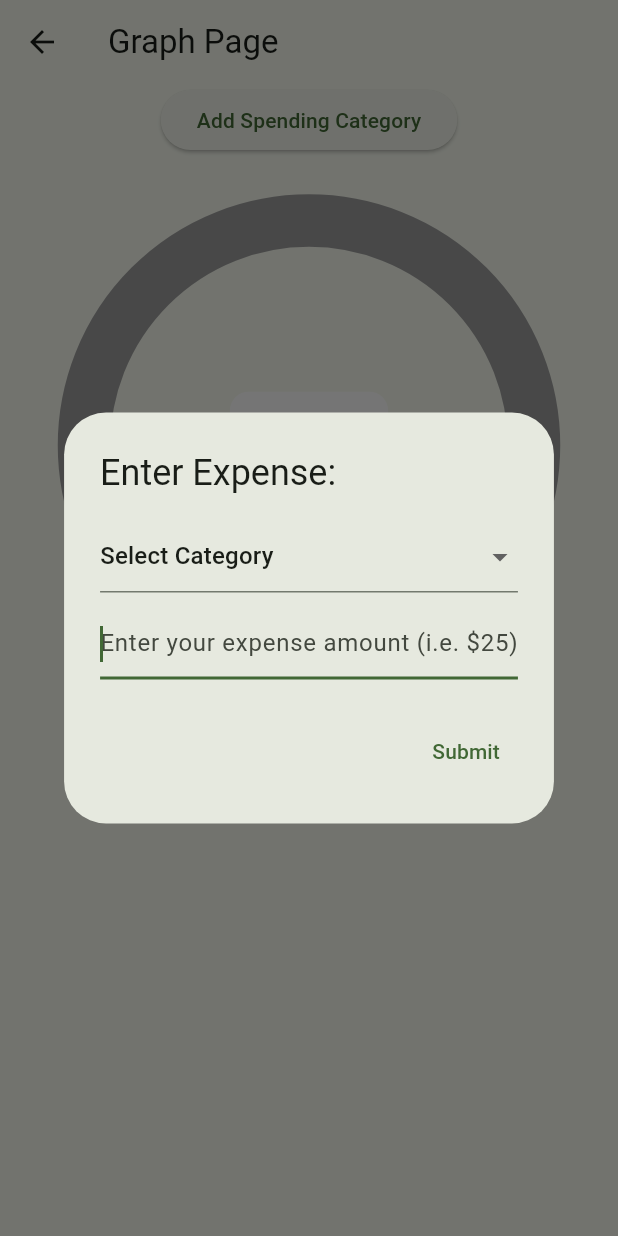
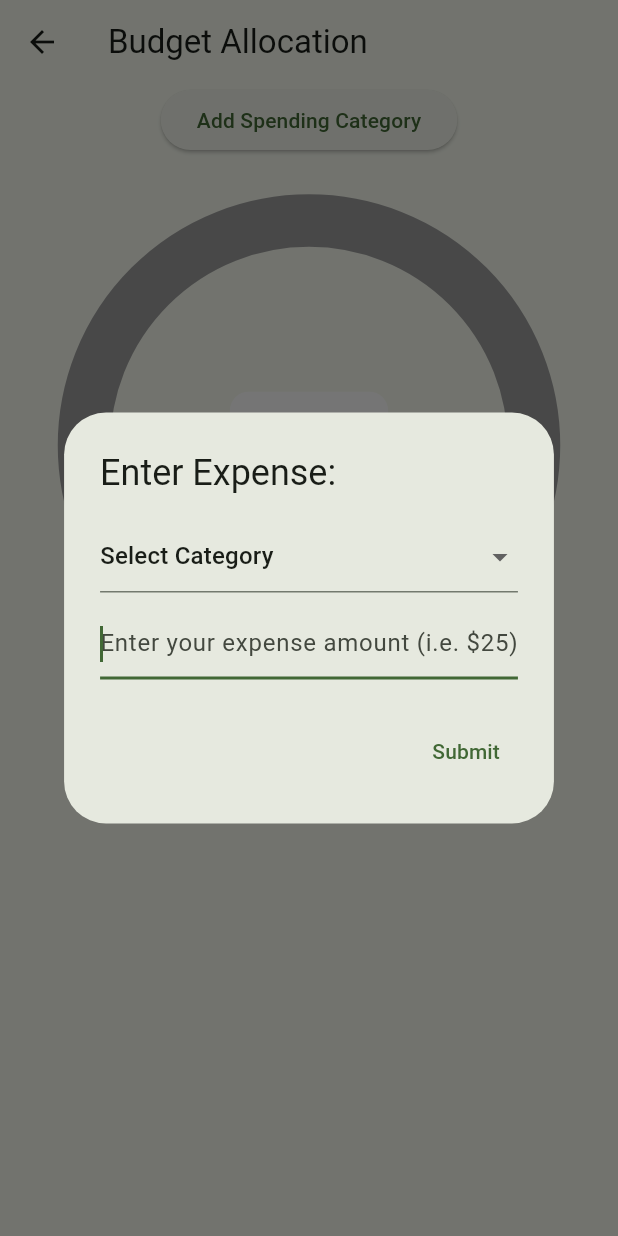
Before and after one commit to wcturnbull/FinanceFriend, a Flutter app: the GraphPage screen opened directly, after a tap on "Add Spending Category", on a phone screen of 412 x 824 dp. Run offline on Flutter 3.47's test engine with Material 2 defaults, Android fonts, the phone set to English and light mode, and no system bars; drawn by our look-alikes of pie_chart; our stand-ins replace flutter_form_builder; missing offline and left inert: dart:html.

Commit message:
color change and started working on custom categories
Color change and

```diff
--- a/lib/graph_page.dart
+++ b/lib/graph_page.dart
@@ -41,22 +41,37 @@ class _GraphPageState extends State<GraphPage> {
       Color(int.parse("#248712".substring(1, 7), radix: 16) + 0xFF0000000);
 
   final colorList = <Color>[
+    Color(int.parse("#124309".substring(1, 7), radix: 16) + 0xFF0000000),
+    Color(int.parse("#15510a".substring(1, 7), radix: 16) + 0xFF0000000),
+    Color(int.parse("#1c6c0e".substring(1, 7), radix: 16) + 0xFF0000000),
     Color(int.parse("#248712".substring(1, 7), radix: 16) + 0xFF0000000),
-    Color(int.parse("#33921C".substring(1, 7), radix: 16) + 0xFF0000000),
-    Color(int.parse("#439D27".substring(1, 7), radix: 16) + 0xFF0000000),
-    Color(int.parse("#54A931".substring(1, 7), radix: 16) + 0xFF0000000),
-    Color(int.parse("#66B53B".substring(1, 7), radix: 16) + 0xFF0000000),
-    Color(int.parse("#79C046".substring(1, 7), radix: 16) + 0xFF0000000),
-    Color(int.parse("#8CDB50".substring(1, 7), radix: 16) + 0xFF0000000),
-    Color(int.parse("#A0E75A".substring(1, 7), radix: 16) + 0xFF0000000),
+    Color(int.parse("#4f9f41".substring(1, 7), radix: 16) + 0xFF0000000),
+    Color(int.parse("#7bb770".substring(1, 7), radix: 16) + 0xFF0000000),
+    Color(int.parse("#a7cfa0".substring(1, 7), radix: 16) + 0xFF0000000),
+    Color(int.parse("#d3e7cf".substring(1, 7), radix: 16) + 0xFF0000000),
   ];
+
+  List<String> dropdownItems = [
+    "Select Category",
+    "Housing",
+    "Utilities",
+    "Food",
+    "Transportation",
+    "Entertainment",
+    "Investments",
+    "Debt Payments",
+    "Other",
+  ];
+
+  TextEditingController customCategoryController = TextEditingController();
+  bool isOtherSelected = false;
 
   @override
   Widget build(BuildContext context) {
     return Scaffold(
       key: scaffoldKey,
       appBar: AppBar(
-        title: const Text('Graph Page'),
+        title: const Text('Budget Allocation'),
       ),
       body: Column(
         children: <Widget>[
@@ -68,9 +83,13 @@ class _GraphPageState extends State<GraphPage> {
                   if (resp == null || resp.isEmpty) return;
                   print(resp);
                   setState(() {
+                    if (!dropdownItems.contains(actualCategory)) {
+                      // Add the custom category to the dropdown items
+                      dropdownItems.insert(
+                          dropdownItems.length - 1, actualCategory);
+                    }
                     budgetMap.addAll({actualCategory: double.parse(resp)});
-                    values_added =
-                        true; // Set values_added to true when anything is added
+                    values_added = true;
                   });
                   print(budgetMap);
                 },
@@ -79,46 +98,11 @@ class _GraphPageState extends State<GraphPage> {
             },
           ),
           SizedBox(height: 35),
-          PieChart(
-            key: UniqueKey(), // Add a unique key to the PieChart widget
-            dataMap: budgetMap,
-            animationDuration: const Duration(milliseconds: 800),
-            chartLegendSpacing: 80,
-            chartRadius: 300,
-            initialAngleInDegree: 0,
-            chartType: ChartType.ring,
-            ringStrokeWidth: 35,
-            centerText: "\$" + getTotalBudget(budgetMap).toString(),
-            centerTextStyle: TextStyle(
+          BudgetPieChart(
+            budgetMap: budgetMap,
+            valuesAdded: values_added,
+            colorList: colorList,
             color: color,
-              fontWeight: FontWeight.bold,
-              fontSize: 40,
-              background: Paint()
-                ..strokeWidth = 25.0
-                ..color = Colors.white
-                ..style = PaintingStyle.stroke
-                ..strokeJoin = StrokeJoin.round,
-            ),
-            chartValuesOptions: ChartValuesOptions(
-              showChartValueBackground: false,
-              showChartValues:
-                  values_added, // Show values when anything is added
-              showChartValuesInPercentage: true,
-              decimalPlaces: 0,
-            ),
-            legendOptions: values_added
-                ? LegendOptions(
-                    showLegends: true,
-                    legendPosition: LegendPosition.right,
-                    legendTextStyle: TextStyle(
-                      fontWeight: FontWeight.bold,
-                      fontSize: 14,
-                    ),
-                  )
-                : LegendOptions(
-                    showLegends: false), // Hide legends when nothing is added
-            baseChartColor: Colors.white,
-            colorList: colorList,
           ),
           SizedBox(height: 35),
           Builder(
@@ -138,6 +122,8 @@ class _GraphPageState extends State<GraphPage> {
   Future<String?> openAddToBudget() => showDialog<String>(
         context: scaffoldKey.currentContext!,
         builder: (context) {
+          return StatefulBuilder(
+            builder: (context, setState) {
               return AlertDialog(
                 title: const Text("Enter Expense:"),
                 content: Column(
@@ -145,16 +131,7 @@ class _GraphPageState extends State<GraphPage> {
                   children: [
                     DropdownButtonFormField<String>(
                       value: selectedCategory,
-                  items: [
-                    "Select Category",
-                    "Housing",
-                    "Utilities",
-                    "Food",
-                    "Transportation",
-                    "Entertainment",
-                    "Investments",
-                    "Debt Payments"
-                  ].map((String value) {
+                      items: dropdownItems.map((String value) {
                         return DropdownMenuItem<String>(
                           value: value,
                           child: Text(value),
@@ -164,9 +141,19 @@ class _GraphPageState extends State<GraphPage> {
                         setState(() {
                           selectedCategory = newValue!;
                           isFormValid =
-                          newValue != "Select Category"; // Update form validity
+                              newValue != "Select Category" && !isOtherSelected;
+                          // Check if "Other" is selected
+                          isOtherSelected = newValue == "Other";
                         });
                       },
+                    ),
+                    // Show a text field if "Other" is selected
+                    if (isOtherSelected)
+                      TextField(
+                        controller: customCategoryController,
+                        decoration: InputDecoration(
+                          hintText: 'Enter a custom category',
+                        ),
                       ),
                     SizedBox(height: 10), // Add some spacing
                     TextField(
@@ -179,8 +166,22 @@ class _GraphPageState extends State<GraphPage> {
                   ],
                 ),
                 actions: [
-              TextButton(onPressed: submit, child: const Text("Submit"))
+                  TextButton(
+                    onPressed: () {
+                      submit();
+                      // Update values_added when a custom category is added
+                      // if (isOtherSelected) {
+                      setState(() {
+                        values_added = true;
+                      });
+                      // }
+                      Navigator.of(context).pop(); // Close the dialog
+                    },
+                    child: const Text("Submit"),
+                  ),
                 ],
+              );
+            },
           );
         },
       );
@@ -196,20 +197,26 @@ class _GraphPageState extends State<GraphPage> {
 
   void submit() {
     actualCategory = selectedCategory;
-    if (selectedCategory != "Select Category") {
-      budgetMap.addAll({selectedCategory: double.parse(controller.text)});
-      values_added = true; // Set values_added to true when anything is added
-      Navigator.of(context).pop(controller.text);
+    if (isOtherSelected) {
+      // Use the custom category name if "Other" is selected
+      actualCategory = customCategoryController.text;
+    }
+    if (actualCategory != "Select Category") {
+      setState(() {
+        budgetMap[actualCategory] = double.parse(controller.text);
+      });
       selectedCategory = "Select Category";
     }
     controller.clear();
+    customCategoryController.clear(); // Clear the custom category input
   }
 
   double getTotalBudget(Map<String, double> budgetMap) {
-    return budgetMap.values.fold(0,
-        (double previousValue, double currentValue) {
+    double total = budgetMap.values.fold(0, (previousValue, currentValue) {
       return previousValue + currentValue;
     });
+
+    return double.parse(total.toStringAsFixed(2));
   }
 }
 
@@ -274,3 +281,70 @@ class BudgetTable extends StatelessWidget {
     );
   }
 }
+
+class BudgetPieChart extends StatelessWidget {
+  final Map<String, double> budgetMap;
+  final bool valuesAdded;
+  final List<Color> colorList;
+  final Color color;
+
+  BudgetPieChart({
+    required this.budgetMap,
+    required this.valuesAdded,
+    required this.colorList,
+    required this.color,
+  });
+
+  @override
+  Widget build(BuildContext context) {
+    return PieChart(
+      key: UniqueKey(),
+      dataMap: budgetMap,
+      animationDuration: const Duration(milliseconds: 800),
+      chartLegendSpacing: 80,
+      chartRadius: 300,
+      initialAngleInDegree: 0,
+      chartType: ChartType.ring,
+      ringStrokeWidth: 35,
+      centerText: "\$" + getTotalBudget(budgetMap).toString(),
+      centerTextStyle: TextStyle(
+        color: color,
+        fontWeight: FontWeight.bold,
+        fontSize: 40,
+        background: Paint()
+          ..strokeWidth = 25.0
+          ..color = Colors.white
+          ..style = PaintingStyle.stroke
+          ..strokeJoin = StrokeJoin.round,
+      ),
+      chartValuesOptions: ChartValuesOptions(
+        showChartValueBackground: false,
+        showChartValues: valuesAdded,
+        showChartValuesInPercentage: true,
+        decimalPlaces: 0,
+      ),
+      legendOptions: valuesAdded
+          ? LegendOptions(
+              showLegends: true,
+              legendPosition: LegendPosition.right,
+              legendTextStyle: TextStyle(
+                fontWeight: FontWeight.bold,
+                fontSize: 14,
+              ),
+            )
+          : LegendOptions(
+              showLegends: false,
+            ),
+      baseChartColor: Colors.white,
+      colorList: colorList,
+    );
+  }
+
+  double getTotalBudget(Map<String, double> budgetMap) {
+    double total = budgetMap.values.fold(0, (previousValue, currentValue) {
+      return previousValue + currentValue;
+    });
+
+    return double.parse(total.toStringAsFixed(2));
+  }
+}
```
Lines whose indentation alone changed are shown as unchanged.
